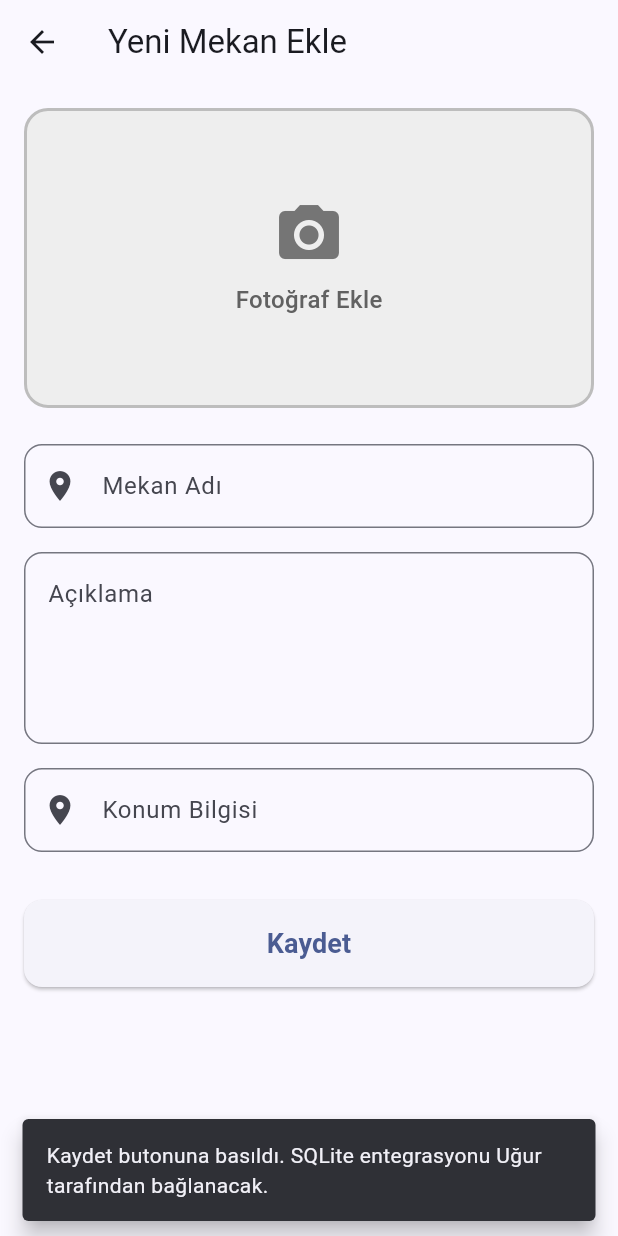
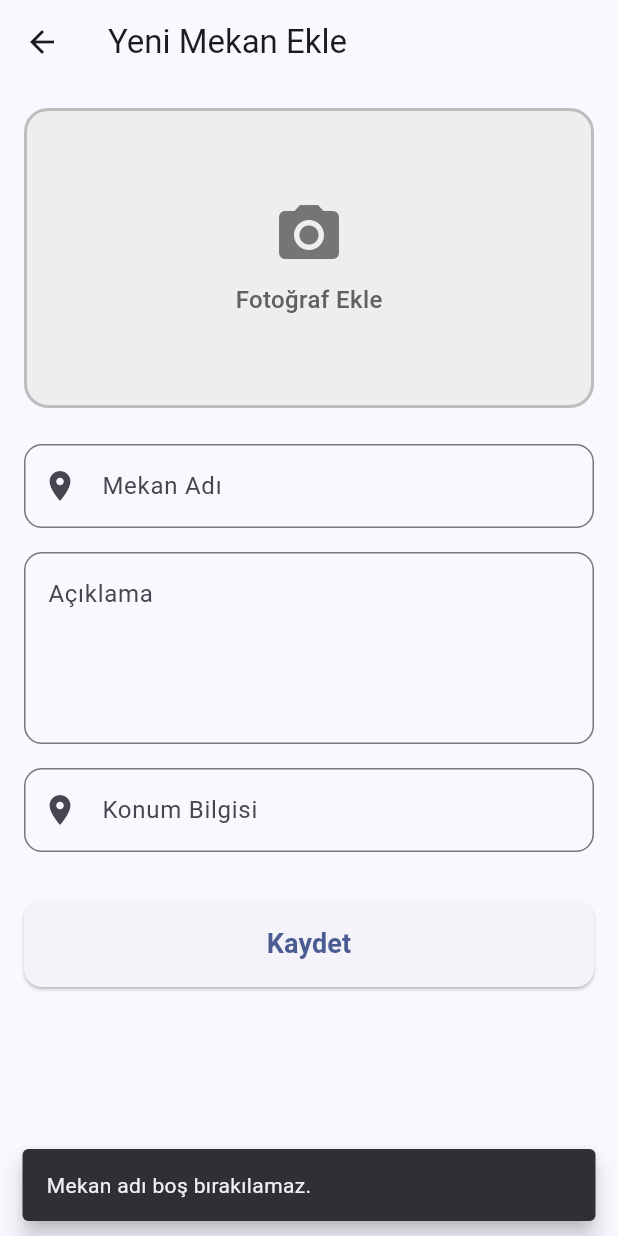
Before and after one commit to iamertbilge/gezenti-app, a Flutter app: the AddPlaceScreen screen opened directly, after a tap on "Kaydet", on a phone screen of 412 x 824 dp. Run offline on Flutter 3.47's test engine with Material 3 defaults, Android fonts, the phone set to English and light mode, and no system bars; our stand-ins replace cloud_firestore, firebase_auth, firebase_core, sqflite; accounts and stored records are empty.

Commit message:
fix: mekan kaydet butonu sqlite baglantisi yapildi

```diff
--- a/lib/screens/add_place_screen.dart
+++ b/lib/screens/add_place_screen.dart
@@ -1,4 +1,6 @@
 import 'package:flutter/material.dart';
+
+import '../database/db_helper.dart';
 
 class AddPlaceScreen extends StatefulWidget {
   const AddPlaceScreen({super.key});
@@ -20,16 +22,73 @@ class _AddPlaceScreenState extends State<AddPlaceScreen> {
     super.dispose();
   }
 
-  void _onSavePressed() {
-    debugPrint("Kaydet butonuna basıldı");
-    ScaffoldMessenger.of(context).showSnackBar(
-      const SnackBar(
-        content: Text(
-          'Kaydet butonuna basıldı. SQLite entegrasyonu Uğur tarafından bağlanacak.',
+  Future<void> _onSavePressed() async {
+    final name = _nameController.text.trim();
+    final description = _descriptionController.text.trim();
+    final location = _locationController.text.trim();
+
+    if (name.isEmpty) {
+      ScaffoldMessenger.of(context).showSnackBar(
+        const SnackBar(
+          content: Text('Mekan adı boş bırakılamaz.'),
+          behavior: SnackBarBehavior.floating,
         ),
-        behavior: SnackBarBehavior.floating,
-      ),
+      );
+      return;
+    }
+
+    if (description.isEmpty) {
+      ScaffoldMessenger.of(context).showSnackBar(
+        const SnackBar(
+          content: Text('Açıklama boş bırakılamaz.'),
+          behavior: SnackBarBehavior.floating,
+        ),
+      );
+      return;
+    }
+
+    if (location.isEmpty) {
+      ScaffoldMessenger.of(context).showSnackBar(
+        const SnackBar(
+          content: Text('Konum bilgisi boş bırakılamaz.'),
+          behavior: SnackBarBehavior.floating,
+        ),
+      );
+      return;
+    }
+
+    final place = Place(
+      name: name,
+      description: description,
+      imagePath: '',
+      date: DateTime.now().toIso8601String(),
     );
+    final scaffoldMessenger = ScaffoldMessenger.of(context);
+
+    try {
+      await DbHelper.instance.insertPlace(place);
+
+      if (!context.mounted) return;
+
+      scaffoldMessenger.showSnackBar(
+        const SnackBar(
+          content: Text('Mekan yerel veritabanına kaydedildi.'),
+          behavior: SnackBarBehavior.floating,
+        ),
+      );
+      _nameController.clear();
+      _descriptionController.clear();
+      _locationController.clear();
+    } catch (_) {
+      if (!context.mounted) return;
+
+      scaffoldMessenger.showSnackBar(
+        const SnackBar(
+          content: Text('Mekan kaydedilirken bir hata oluştu.'),
+          behavior: SnackBarBehavior.floating,
+        ),
+      );
+    }
   }
 
   @override
```
